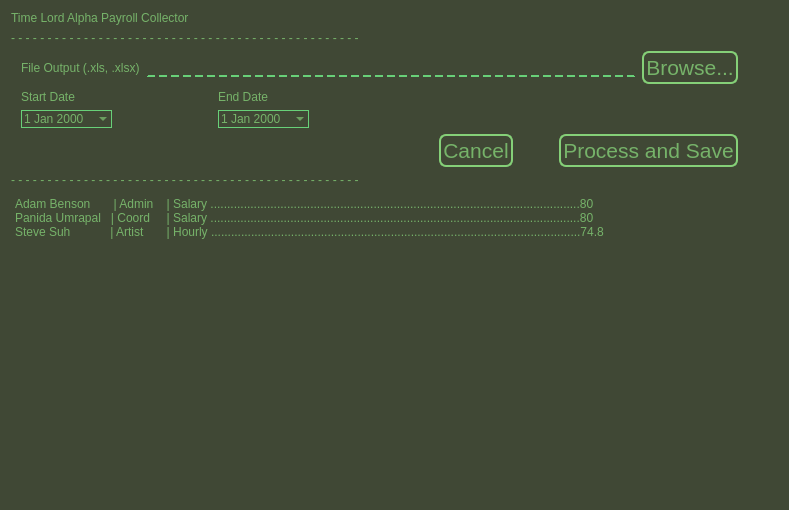
Old version of the form Python/Utilities/time_lord/ui/time_lord_alpha_payroll_collector.ui in the repository SleepDeprivedVFX/t_sheets_listener.
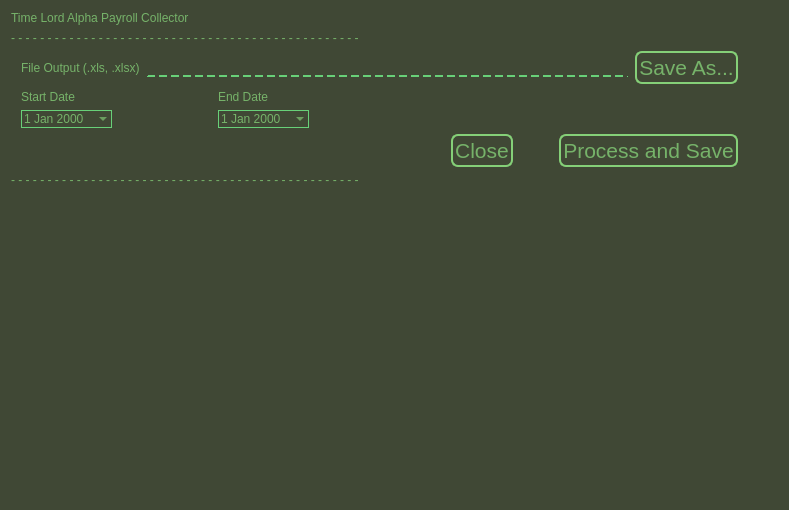
New version of the form. Icons and pictures are not drawn.

Commit message: Everything except the background images works!  Damned close!

```diff
--- a/Python/Utilities/time_lord/ui/time_lord_alpha_payroll_collector.ui
+++ b/Python/Utilities/time_lord/ui/time_lord_alpha_payroll_collector.ui
@@ -125,7 +125,7 @@
 }</string>
        </property>
        <property name="text">
-        <string>Browse...</string>
+        <string>Save As...</string>
        </property>
        <property name="flat">
         <bool>true</bool>
@@ -302,7 +302,7 @@
 }</string>
        </property>
        <property name="text">
-        <string>Cancel</string>
+        <string>Close</string>
        </property>
        <property name="flat">
         <bool>true</bool>
@@ -389,22 +389,54 @@
     </widget>
    </item>
    <item>
-    <widget class="QPlainTextEdit" name="plainTextEdit">
+    <widget class="QTableWidget" name="screen_output">
      <property name="styleSheet">
-      <string notr="true">background-color: rgba(83, 91, 74, 0);
-border-image: url(:/bg/pixel.png);</string>
+      <string notr="true">border-image: url(:/elements/elements/pixel.png);
+background-color: rgba(0, 0, 0, 0);</string>
      </property>
      <property name="frameShape">
       <enum>QFrame::NoFrame</enum>
      </property>
-     <property name="frameShadow">
-      <enum>QFrame::Plain</enum>
+     <property name="showGrid">
+      <bool>false</bool>
      </property>
-     <property name="plainText">
-      <string>Adam Benson       | Admin    | Salary ...............................................................................................................80
-Panida Umrapal   | Coord     | Salary ...............................................................................................................80
-Steve Suh            | Artist       | Hourly ...............................................................................................................74.8</string>
+     <property name="gridStyle">
+      <enum>Qt::NoPen</enum>
      </property>
+     <attribute name="horizontalHeaderVisible">
+      <bool>false</bool>
+     </attribute>
+     <attribute name="horizontalHeaderStretchLastSection">
+      <bool>false</bool>
+     </attribute>
+     <attribute name="verticalHeaderVisible">
+      <bool>false</bool>
+     </attribute>
+     <column>
+      <property name="text">
+       <string>Name</string>
+      </property>
+     </column>
+     <column>
+      <property name="text">
+       <string>Level</string>
+      </property>
+     </column>
+     <column>
+      <property name="text">
+       <string>New Column</string>
+      </property>
+     </column>
+     <column>
+      <property name="text">
+       <string>Sep</string>
+      </property>
+     </column>
+     <column>
+      <property name="text">
+       <string>Total</string>
+      </property>
+     </column>
     </widget>
    </item>
   </layout>
```
Left out of the diff: 6 changed lines with no effect on the pictures. The commit also changes 10 other files.
